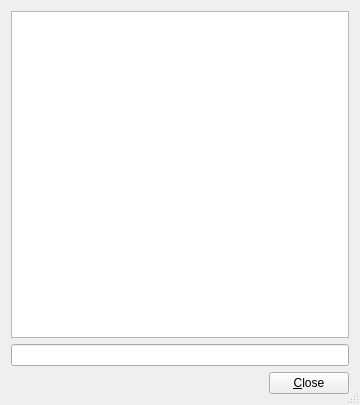
Above: src/chatdlgbase.ui from jamulussoftware/jamulus before the change. Below: the same form after it.
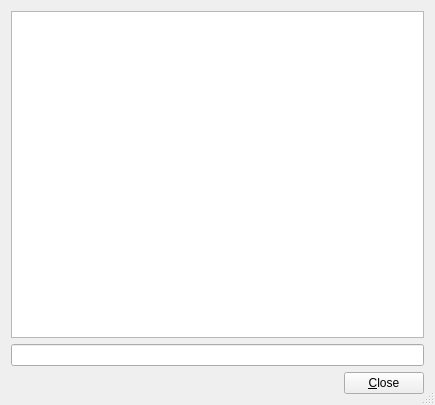
That is the form after the change. Icons and pictures are not drawn.

Commit message: bug fix in protocol, increase size of chat dialog

```diff
--- a/src/chatdlgbase.ui
+++ b/src/chatdlgbase.ui
@@ -5,7 +5,7 @@
    <rect>
     <x>0</x>
     <y>0</y>
-    <width>360</width>
+    <width>435</width>
     <height>405</height>
    </rect>
   </property>
```
The commit also changes 1 other file.
